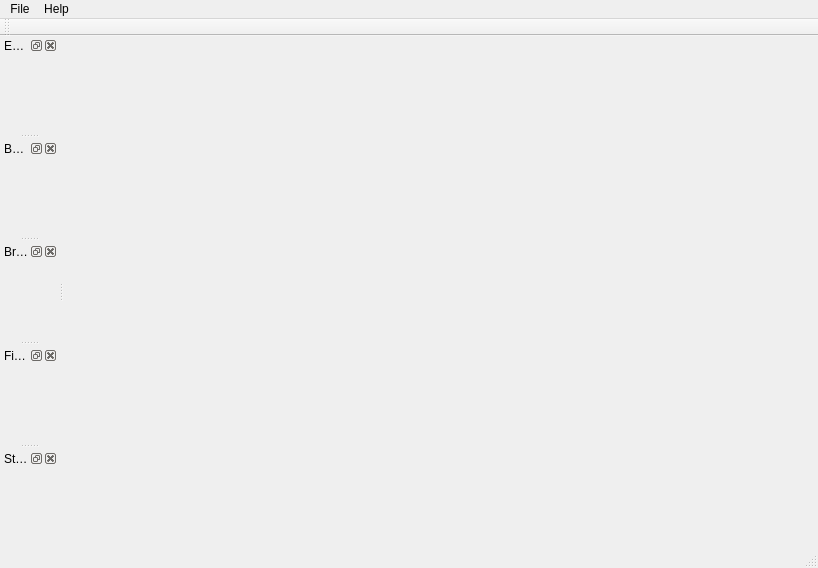
Before: the Qt Designer form src/genelab/apps/genelab/creatureviewer/ui/creatureviewerwindow.ui in GeneCraft/GeneCraft-Project, drawn with Qt 5.
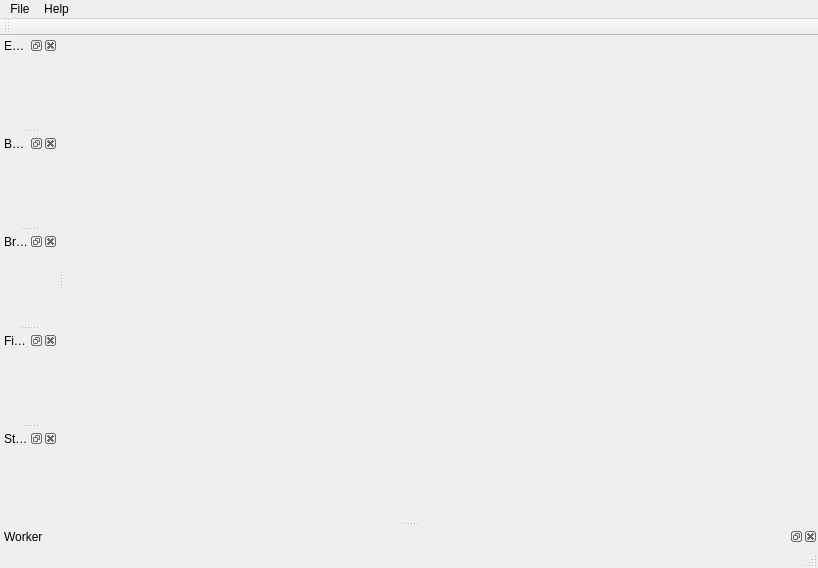
After: the same form once the commit is applied. Icons and pictures are not drawn.

Commit message: worker updated, worker ctrl in genelab_global, mutations of bones corrected, and some others things

The edit to the form file:
```diff
--- a/src/genelab/apps/genelab/creatureviewer/ui/creatureviewerwindow.ui
+++ b/src/genelab/apps/genelab/creatureviewer/ui/creatureviewerwindow.ui
@@ -93,7 +93,7 @@
    <property name="maximumSize">
     <size>
      <width>320</width>
-     <height>16777215</height>
+     <height>524287</height>
     </size>
    </property>
    <property name="windowIcon">
@@ -155,6 +155,15 @@
    </attribute>
    <widget class="QWidget" name="dwContent_Stats"/>
   </widget>
+  <widget class="QDockWidget" name="dwWorker">
+   <property name="windowTitle">
+    <string>Worker</string>
+   </property>
+   <attribute name="dockWidgetArea">
+    <number>8</number>
+   </attribute>
+   <widget class="QWidget" name="dockWidgetContents_3"/>
+  </widget>
   <action name="actionSave_selected_creature">
    <property name="icon">
     <iconset resource="../../../../core/ressources/ressources.qrc">
```
Left out of the diff: 3 changed lines with no effect on the pictures. The commit also changes 22 other files.
